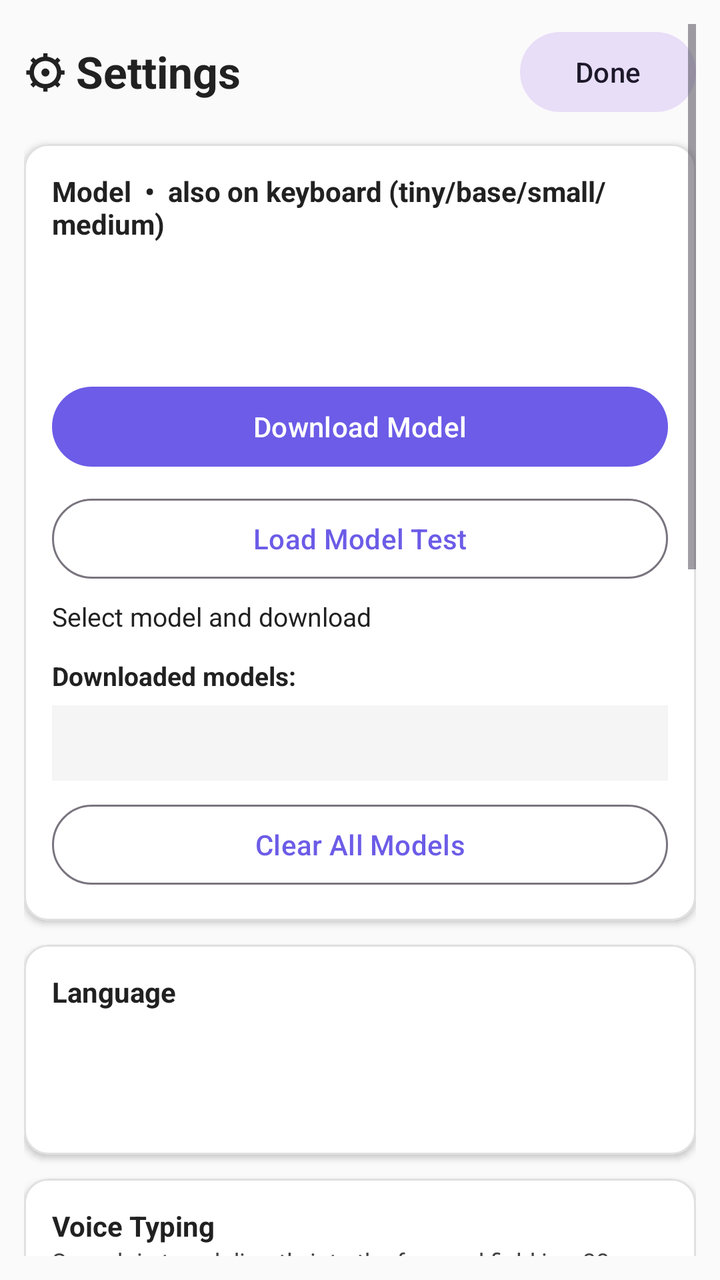
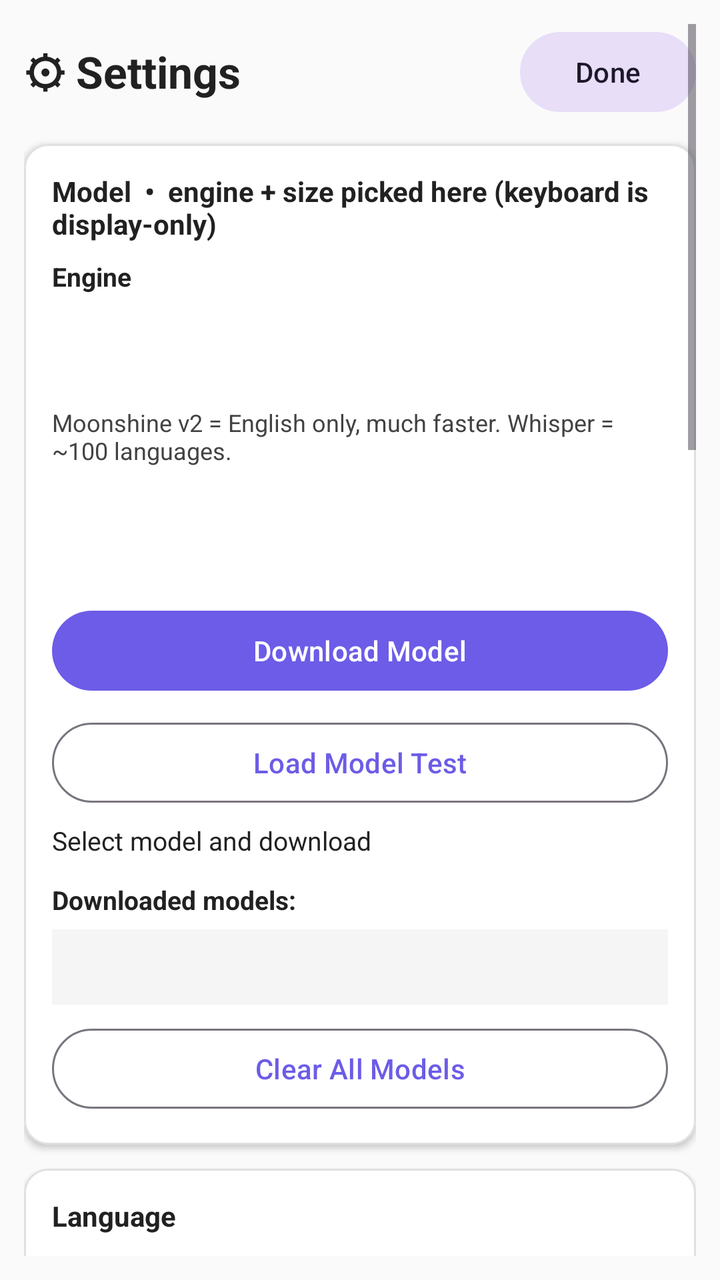

An Android layout rendered at two revisions. The XML below is the earlier revision; the diff shows what the commit changed to produce the second picture.
<!-- AndroidManifest.xml: application theme Theme.WhisperKeyboard -->
<!-- res/layout/activity_settings.xml -->
<?xml version="1.0" encoding="utf-8"?>
<ScrollView xmlns:android="http://schemas.android.com/apk/res/android"
    xmlns:app="http://schemas.android.com/apk/res-auto"
    android:layout_width="match_parent" android:layout_height="match_parent"
    android:background="#FAFAFA" android:padding="12dp">

    <LinearLayout android:orientation="vertical" android:layout_width="match_parent" android:layout_height="wrap_content">

        
        <LinearLayout android:orientation="horizontal" android:layout_width="match_parent" android:layout_height="wrap_content" android:gravity="center_vertical">
            <TextView android:text="⚙ Settings" android:textSize="22sp" android:textStyle="bold" android:textColor="#212121" android:layout_width="0dp" android:layout_weight="1" android:layout_height="wrap_content"/>
            <com.google.android.material.button.MaterialButton android:id="@+id/btnSettingsDone" android:text="Done" style="@style/Widget.Material3.Button.TonalButton" android:layout_width="wrap_content" android:layout_height="wrap_content"/>
        </LinearLayout>

        
        <com.google.android.material.card.MaterialCardView android:layout_width="match_parent" android:layout_height="wrap_content" app:cardCornerRadius="12dp" app:cardElevation="2dp" app:cardBackgroundColor="#FFFFFF" android:layout_marginTop="12dp" app:strokeColor="#E0E0E0" app:strokeWidth="1dp">
            <LinearLayout android:orientation="vertical" android:layout_width="match_parent" android:layout_height="wrap_content" android:padding="14dp">
                <TextView android:text="Model  •  also on keyboard (tiny/base/small/medium)" android:textStyle="bold" android:textSize="14sp" android:textColor="#212121" android:layout_width="wrap_content" android:layout_height="wrap_content"/>
                <Spinner android:id="@+id/spinnerModel" android:layout_width="match_parent" android:layout_height="wrap_content" android:minHeight="52dp" android:background="#FFFFFF" android:popupBackground="#D9D9D9" android:layout_marginTop="8dp" android:padding="8dp"/>
                <com.google.android.material.button.MaterialButton android:id="@+id/btnDownloadModel" android:text="Download Model" android:layout_width="match_parent" android:layout_height="wrap_content" android:layout_marginTop="8dp"/>
                <com.google.android.material.button.MaterialButton android:id="@+id/btnTestModel" android:text="Load Model Test" style="@style/Widget.Material3.Button.OutlinedButton" android:layout_width="match_parent" android:layout_height="wrap_content" android:layout_marginTop="8dp"/>
                <ProgressBar android:id="@+id/progressModel" style="?android:attr/progressBarStyleHorizontal" android:layout_width="match_parent" android:layout_height="10dp" android:visibility="gone" android:layout_marginTop="8dp"/>
                <TextView android:id="@+id/tvDownloadStatus" android:text="Select model and download" android:textSize="13sp" android:textColor="#212121" android:layout_width="wrap_content" android:layout_height="wrap_content" android:layout_marginTop="6dp"/>
                <TextView android:text="Downloaded models:" android:textStyle="bold" android:textSize="13sp" android:textColor="#212121" android:layout_width="wrap_content" android:layout_height="wrap_content" android:layout_marginTop="12dp"/>
                <TextView android:id="@+id/tvModelInfo" android:text="" android:fontFamily="monospace" android:textSize="13sp" android:textColor="#212121" android:background="#F5F5F5" android:padding="10dp" android:layout_width="match_parent" android:layout_height="wrap_content" android:layout_marginTop="6dp"/>
                <com.google.android.material.button.MaterialButton android:id="@+id/btnClearModels" android:text="Clear All Models" style="@style/Widget.Material3.Button.OutlinedButton" android:layout_width="match_parent" android:layout_height="wrap_content" android:layout_marginTop="8dp"/>
            </LinearLayout>
        </com.google.android.material.card.MaterialCardView>

        
        <com.google.android.material.card.MaterialCardView android:layout_width="match_parent" android:layout_height="wrap_content" app:cardCornerRadius="12dp" app:cardElevation="2dp" app:cardBackgroundColor="#FFFFFF" android:layout_marginTop="12dp" app:strokeColor="#E0E0E0" app:strokeWidth="1dp">
            <LinearLayout android:orientation="vertical" android:layout_width="match_parent" android:layout_height="wrap_content" android:padding="14dp">
                <TextView android:text="Language" android:textStyle="bold" android:textSize="14sp" android:textColor="#212121" android:layout_width="wrap_content" android:layout_height="wrap_content"/>
                <Spinner android:id="@+id/spinnerLang" android:layout_width="match_parent" android:layout_height="wrap_content" android:minHeight="52dp" android:background="#FFFFFF" android:popupBackground="#D9D9D9" android:layout_marginTop="6dp" android:padding="8dp"/>
            </LinearLayout>
        </com.google.android.material.card.MaterialCardView>

        
        <com.google.android.material.card.MaterialCardView android:layout_width="match_parent" android:layout_height="wrap_content" app:cardCornerRadius="12dp" app:cardElevation="2dp" app:cardBackgroundColor="#FFFFFF" android:layout_marginTop="12dp" app:strokeColor="#E0E0E0" app:strokeWidth="1dp">
            <LinearLayout android:orientation="vertical" android:layout_width="match_parent" android:layout_height="wrap_content" android:padding="14dp">
                <TextView android:text="Voice Typing" android:textStyle="bold" android:textSize="14sp" android:textColor="#212121" android:layout_width="wrap_content" android:layout_height="wrap_content"/>
                <TextView android:text="Speech is typed directly into the focused field in ~30s chunks as you pause. No TXT files." android:textSize="12sp" android:textColor="#424242" android:layout_width="wrap_content" android:layout_height="wrap_content"/>

                <TextView android:text="Accuracy" android:textStyle="bold" android:textSize="14sp" android:textColor="#212121" android:layout_width="wrap_content" android:layout_height="wrap_content" android:layout_marginTop="12dp"/>
                <LinearLayout android:orientation="horizontal" android:layout_width="match_parent" android:layout_height="wrap_content" android:layout_marginTop="6dp">
                    <com.google.android.material.switchmaterial.SwitchMaterial android:id="@+id/switchVad" android:text="VAD auto-stop" android:textSize="13sp" android:textColor="#212121" android:layout_width="0dp" android:layout_weight="1" android:layout_height="wrap_content" android:checked="true"/>
                    <com.google.android.material.switchmaterial.SwitchMaterial android:id="@+id/switchLive" android:text="LIVE typing" android:textSize="13sp" android:textColor="#212121" android:layout_width="0dp" android:layout_weight="1" android:layout_height="wrap_content" android:checked="true"/>
                </LinearLayout>
                <LinearLayout android:orientation="horizontal" android:layout_width="match_parent" android:layout_height="wrap_content" android:layout_marginTop="6dp">
                    <com.google.android.material.switchmaterial.SwitchMaterial android:id="@+id/switchBt" android:text="Bluetooth mic" android:textSize="13sp" android:textColor="#212121" android:layout_width="0dp" android:layout_weight="1" android:layout_height="wrap_content"/>
                    <com.google.android.material.switchmaterial.SwitchMaterial android:id="@+id/switchCaps" android:text="Auto caps" android:textSize="13sp" android:textColor="#212121" android:layout_width="0dp" android:layout_weight="1" android:layout_height="wrap_content" android:checked="true"/>
                </LinearLayout>
                <LinearLayout android:orientation="horizontal" android:layout_width="match_parent" android:layout_height="wrap_content" android:layout_marginTop="6dp">
                    <com.google.android.material.switchmaterial.SwitchMaterial android:id="@+id/switchImeChunked" android:text="Keyboard: chunked" android:textSize="13sp" android:textColor="#212121" android:layout_width="0dp" android:layout_weight="1" android:layout_height="wrap_content" android:checked="true"/>
                    <com.google.android.material.switchmaterial.SwitchMaterial android:id="@+id/switchBubbleChunked" android:text="Bubble: chunked" android:textSize="13sp" android:textColor="#212121" android:layout_width="0dp" android:layout_weight="1" android:layout_height="wrap_content" android:checked="true"/>
                </LinearLayout>
                <com.google.android.material.switchmaterial.SwitchMaterial android:id="@+id/switchOutClip" android:text="Copy outstanding transcripts to clipboard" android:textSize="13sp" android:textColor="#212121" android:layout_width="match_parent" android:layout_height="wrap_content" android:layout_marginTop="6dp" android:checked="true"/>

                <TextView android:id="@+id/tvCores" android:text="CPU cores detected" android:textStyle="bold" android:textSize="14sp" android:textColor="#212121" android:layout_width="wrap_content" android:layout_height="wrap_content" android:layout_marginTop="12dp"/>
                <Spinner android:id="@+id/spinnerThreads" android:layout_width="match_parent" android:layout_height="wrap_content" android:minHeight="52dp" android:background="#FFFFFF" android:popupBackground="#D9D9D9" android:layout_marginTop="4dp"/>

                <TextView android:text="Pause that ends a chunk" android:textStyle="bold" android:textSize="13sp" android:textColor="#212121" android:layout_width="wrap_content" android:layout_height="wrap_content" android:layout_marginTop="10dp"/>
                <LinearLayout android:orientation="horizontal" android:layout_width="match_parent" android:layout_height="wrap_content" android:gravity="center_vertical">
                    <SeekBar android:id="@+id/seekChunkSilence" android:layout_width="0dp" android:layout_weight="1" android:layout_height="wrap_content" android:max="19"/>
                    <TextView android:id="@+id/tvChunkSilence" android:text="4.5s" android:textStyle="bold" android:textColor="#212121" android:textSize="13sp" android:layout_width="52dp" android:layout_height="wrap_content" android:gravity="end"/>
                </LinearLayout>
                <TextView android:text="Chunk length (grows automatically while previous chunk is still processing)" android:textStyle="bold" android:textSize="13sp" android:textColor="#212121" android:layout_width="wrap_content" android:layout_height="wrap_content" android:layout_marginTop="8dp"/>
                <LinearLayout android:orientation="horizontal" android:layout_width="match_parent" android:layout_height="wrap_content" android:gravity="center_vertical">
                    <SeekBar android:id="@+id/seekChunkLength" android:layout_width="0dp" android:layout_weight="1" android:layout_height="wrap_content" android:min="1" android:max="45"/>
                    <TextView android:id="@+id/tvChunkLength" android:text="30s" android:textStyle="bold" android:textColor="#212121" android:textSize="13sp" android:layout_width="52dp" android:layout_height="wrap_content" android:gravity="end"/>
                </LinearLayout>
                <TextView android:text="Auto-stop recording after silence (VAD ON)" android:textStyle="bold" android:textSize="13sp" android:textColor="#212121" android:layout_width="wrap_content" android:layout_height="wrap_content" android:layout_marginTop="6dp"/>
                <LinearLayout android:orientation="horizontal" android:layout_width="match_parent" android:layout_height="wrap_content" android:gravity="center_vertical">
                    <SeekBar android:id="@+id/seekStopSilence" android:layout_width="0dp" android:layout_weight="1" android:layout_height="wrap_content" android:min="5" android:max="60"/>
                    <TextView android:id="@+id/tvStopSilence" android:text="10s" android:textStyle="bold" android:textColor="#212121" android:textSize="13sp" android:layout_width="52dp" android:layout_height="wrap_content" android:gravity="end"/>
                </LinearLayout>
                <TextView android:text="Unload model when idle (battery saver)" android:textStyle="bold" android:textSize="13sp" android:textColor="#212121" android:layout_width="wrap_content" android:layout_height="wrap_content" android:layout_marginTop="8dp"/>
                <LinearLayout android:orientation="horizontal" android:layout_width="match_parent" android:layout_height="wrap_content" android:gravity="center_vertical">
                    <SeekBar android:id="@+id/seekUnloadIdle" android:layout_width="0dp" android:layout_weight="1" android:layout_height="wrap_content" android:min="0" android:max="12"/>
                    <TextView android:id="@+id/tvUnloadIdle" android:text="60s" android:textStyle="bold" android:textColor="#212121" android:textSize="13sp" android:layout_width="64dp" android:layout_height="wrap_content" android:gravity="end"/>
                </LinearLayout>
                <TextView android:text="Chunked ON = text appears progressively. OFF = whole recording processed once on Stop. Applies to next recording." android:textSize="12sp" android:textColor="#424242" android:layout_width="wrap_content" android:layout_height="wrap_content" android:layout_marginTop="4dp"/>
                <TextView android:text="VAD: silence 1.3s → auto Stop. LIVE: composing preview while speaking. BT: VOICE_COMMUNICATION." android:textSize="12sp" android:textColor="#424242" android:layout_width="wrap_content" android:layout_height="wrap_content" android:layout_marginTop="6dp"/>
            </LinearLayout>
        </com.google.android.material.card.MaterialCardView>

        
        <com.google.android.material.card.MaterialCardView android:layout_width="match_parent" android:layout_height="wrap_content" app:cardCornerRadius="12dp" app:cardElevation="2dp" app:cardBackgroundColor="#E8F5F0" app:strokeColor="#B2DFDB" app:strokeWidth="1dp" android:layout_marginTop="12dp">
            <LinearLayout android:orientation="vertical" android:layout_width="match_parent" android:layout_height="wrap_content" android:padding="14dp">
                <LinearLayout android:orientation="horizontal" android:layout_width="match_parent" android:layout_height="wrap_content" android:gravity="center_vertical">
                    <TextView android:text="Mic Bubble (one-tap switch)" android:textStyle="bold" android:textSize="14sp" android:textColor="#212121" android:layout_width="0dp" android:layout_weight="1" android:layout_height="wrap_content"/>
                    <com.google.android.material.switchmaterial.SwitchMaterial android:id="@+id/switchBubble" android:layout_width="wrap_content" android:layout_height="wrap_content"/>
                </LinearLayout>
                <TextView android:text="Floating 🎤 on screen - tap: Whisper ↔ your keyboard. Drag to move." android:textSize="12sp" android:textColor="#424242" android:layout_width="wrap_content" android:layout_height="wrap_content"/>
                <LinearLayout android:orientation="horizontal" android:layout_width="match_parent" android:layout_height="wrap_content" android:gravity="center_vertical" android:layout_marginTop="6dp">
                    <TextView android:text="Transparency:" android:textSize="12sp" android:textColor="#212121" android:layout_width="wrap_content" android:layout_height="wrap_content" android:paddingEnd="6dp"/>
                    <SeekBar android:id="@+id/seekBubbleAlpha" android:layout_width="0dp" android:layout_weight="1" android:layout_height="wrap_content" android:max="80" android:progress="20"/>
                    <TextView android:id="@+id/tvBubbleAlpha" android:text="75%" android:textSize="12sp" android:textStyle="bold" android:textColor="#212121" android:layout_width="44dp" android:layout_height="wrap_content" android:gravity="end"/>
                </LinearLayout>
            </LinearLayout>
        </com.google.android.material.card.MaterialCardView>

        <TextView android:id="@+id/tvSettingsHint" android:text="Changes save automatically" android:textSize="12sp" android:textColor="#757575" android:layout_width="match_parent" android:layout_height="wrap_content" android:gravity="center" android:layout_marginTop="10dp"/>

    </LinearLayout>
</ScrollView>
<!-- resources referenced by this layout -->
<resources>
  <style name="Theme.WhisperKeyboard" parent="Theme.Material3.DayNight.NoActionBar">
          <item name="colorPrimary">#6C5CE7</item>
          <item name="colorPrimaryVariant">#5A4BD1</item>
          <item name="colorOnPrimary">#FFFFFF</item>
          <item name="colorSecondary">#A29BFE</item>
          <item name="android:statusBarColor">#2C2C3E</item>
      </style>
</resources>

<!-- the commit's change to res/layout/activity_settings.xml (unified diff, before → after) -->
@@ -15,7 +15,10 @@
         
         <com.google.android.material.card.MaterialCardView android:layout_width="match_parent" android:layout_height="wrap_content" app:cardCornerRadius="12dp" app:cardElevation="2dp" app:cardBackgroundColor="#FFFFFF" android:layout_marginTop="12dp" app:strokeColor="#E0E0E0" app:strokeWidth="1dp">
             <LinearLayout android:orientation="vertical" android:layout_width="match_parent" android:layout_height="wrap_content" android:padding="14dp">
-                <TextView android:text="Model  •  also on keyboard (tiny/base/small/medium)" android:textStyle="bold" android:textSize="14sp" android:textColor="#212121" android:layout_width="wrap_content" android:layout_height="wrap_content"/>
+                <TextView android:text="Model  •  engine + size picked here (keyboard is display-only)" android:textStyle="bold" android:textSize="14sp" android:textColor="#212121" android:layout_width="wrap_content" android:layout_height="wrap_content"/>
+                <TextView android:text="Engine" android:textStyle="bold" android:textSize="13sp" android:textColor="#212121" android:layout_width="wrap_content" android:layout_height="wrap_content" android:layout_marginTop="8dp"/>
+                <Spinner android:id="@+id/spinnerEngine" android:layout_width="match_parent" android:layout_height="wrap_content" android:minHeight="52dp" android:background="#FFFFFF" android:popupBackground="#D9D9D9" android:layout_marginTop="4dp" android:padding="8dp"/>
+                <TextView android:text="Moonshine v2 = English only, much faster. Whisper = ~100 languages." android:textSize="12sp" android:textColor="#424242" android:layout_width="wrap_content" android:layout_height="wrap_content"/>
                 <Spinner android:id="@+id/spinnerModel" android:layout_width="match_parent" android:layout_height="wrap_content" android:minHeight="52dp" android:background="#FFFFFF" android:popupBackground="#D9D9D9" android:layout_marginTop="8dp" android:padding="8dp"/>
                 <com.google.android.material.button.MaterialButton android:id="@+id/btnDownloadModel" android:text="Download Model" android:layout_width="match_parent" android:layout_height="wrap_content" android:layout_marginTop="8dp"/>
                 <com.google.android.material.button.MaterialButton android:id="@+id/btnTestModel" android:text="Load Model Test" style="@style/Widget.Material3.Button.OutlinedButton" android:layout_width="match_parent" android:layout_height="wrap_content" android:layout_marginTop="8dp"/>
@@ -85,6 +88,18 @@
         </com.google.android.material.card.MaterialCardView>
 
         
+        <com.google.android.material.card.MaterialCardView android:layout_width="match_parent" android:layout_height="wrap_content" app:cardCornerRadius="12dp" app:cardElevation="2dp" app:cardBackgroundColor="#FFFFFF" android:layout_marginTop="12dp" app:strokeColor="#E0E0E0" app:strokeWidth="1dp">
+            <LinearLayout android:orientation="vertical" android:layout_width="match_parent" android:layout_height="wrap_content" android:padding="14dp">
+                <TextView android:text="Audio archive (saved with transcript)" android:textStyle="bold" android:textSize="14sp" android:textColor="#212121" android:layout_width="wrap_content" android:layout_height="wrap_content"/>
+                <TextView android:text="Full session audio in Documents/WhisperNotes. WAV ~1.9 MB/min, M4A ~0.24 MB/min. MP3 is not offered: Android has no MP3 encoder." android:textSize="12sp" android:textColor="#424242" android:layout_width="wrap_content" android:layout_height="wrap_content"/>
+                <com.google.android.material.switchmaterial.SwitchMaterial android:id="@+id/switchSaveAudioMeeting" android:text="Save meeting audio" android:textSize="13sp" android:textColor="#212121" android:layout_width="match_parent" android:layout_height="wrap_content" android:layout_marginTop="6dp" android:checked="true"/>
+                <com.google.android.material.switchmaterial.SwitchMaterial android:id="@+id/switchSaveAudioIme" android:text="Save keyboard / bubble audio" android:textSize="13sp" android:textColor="#212121" android:layout_width="match_parent" android:layout_height="wrap_content" android:layout_marginTop="6dp" android:checked="true"/>
+                <TextView android:text="Format" android:textStyle="bold" android:textSize="13sp" android:textColor="#212121" android:layout_width="wrap_content" android:layout_height="wrap_content" android:layout_marginTop="8dp"/>
+                <Spinner android:id="@+id/spinnerAudioFormat" android:layout_width="match_parent" android:layout_height="wrap_content" android:minHeight="52dp" android:background="#FFFFFF" android:popupBackground="#D9D9D9" android:layout_marginTop="4dp"/>
+            </LinearLayout>
+        </com.google.android.material.card.MaterialCardView>
+
+        
         <com.google.android.material.card.MaterialCardView android:layout_width="match_parent" android:layout_height="wrap_content" app:cardCornerRadius="12dp" app:cardElevation="2dp" app:cardBackgroundColor="#E8F5F0" app:strokeColor="#B2DFDB" app:strokeWidth="1dp" android:layout_marginTop="12dp">
             <LinearLayout android:orientation="vertical" android:layout_width="match_parent" android:layout_height="wrap_content" android:padding="14dp">
                 <LinearLayout android:orientation="horizontal" android:layout_width="match_parent" android:layout_height="wrap_content" android:gravity="center_vertical">
